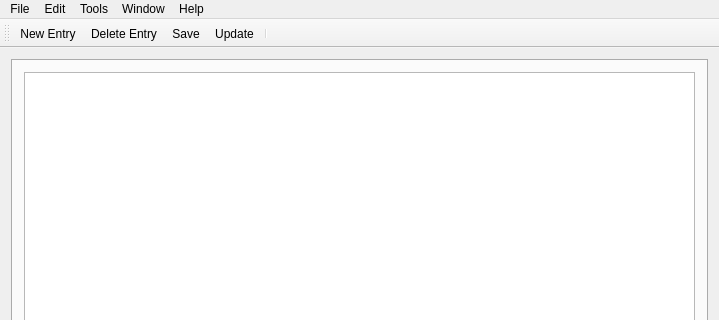
Qt form mainwindow.ui (DatabasesWorks/Costs-daily-income-and-expenses) before a commit; both pictures show x 0 to 719 and y 0 to 320 of the 719 by 524 pixel window.
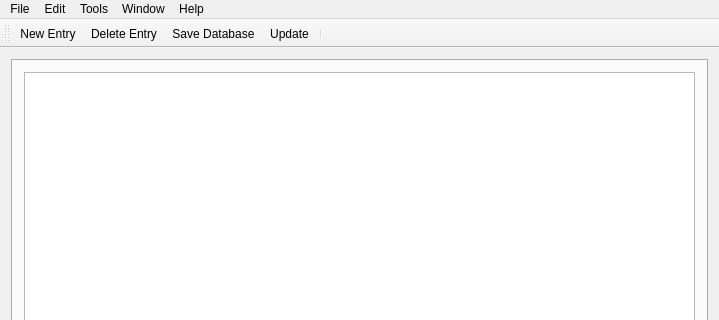
The same form after that commit.

Commit message:
UI polishing, fixed bug when no db is open
- More UI polishing (statusBar, etc.)
- Fixed SegFault when not database is open

```diff
--- a/mainwindow.ui
+++ b/mainwindow.ui
@@ -211,7 +211,7 @@
     <enum>TopToolBarArea</enum>
    </attribute>
    <attribute name="toolBarBreak">
-    <bool>true</bool>
+    <bool>false</bool>
    </attribute>
    <addaction name="actionNew_Entry"/>
    <addaction name="actionDelete_Entry"/>
@@ -295,7 +295,10 @@
   </action>
   <action name="actionSave">
    <property name="text">
-    <string>Save</string>
+    <string>Save Database</string>
+   </property>
+   <property name="shortcut">
+    <string>Ctrl+S</string>
    </property>
   </action>
   <action name="actionUpdate">
```
Left out of the diff: 20 changed lines with no effect on the pictures. The commit also changes 5 other files.
